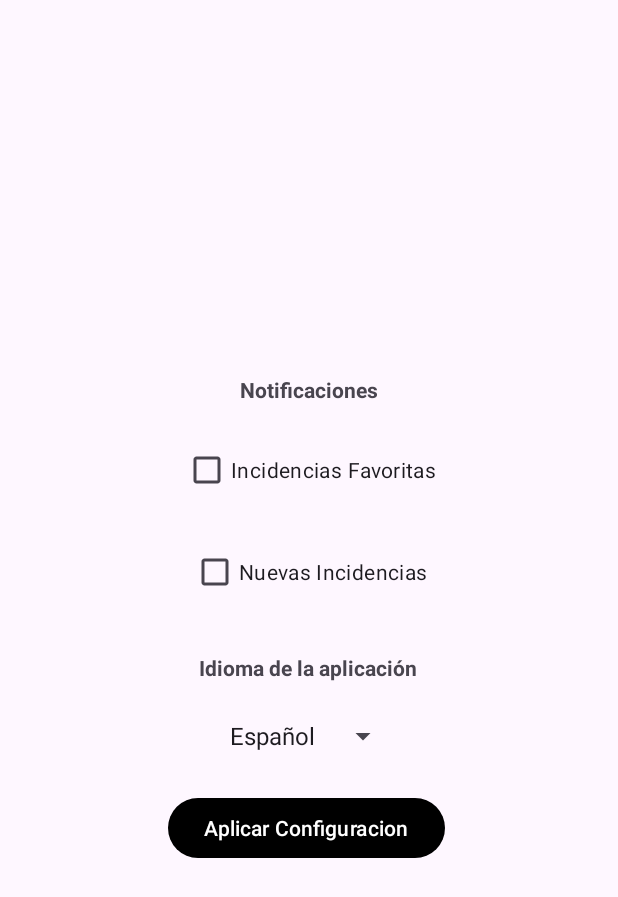
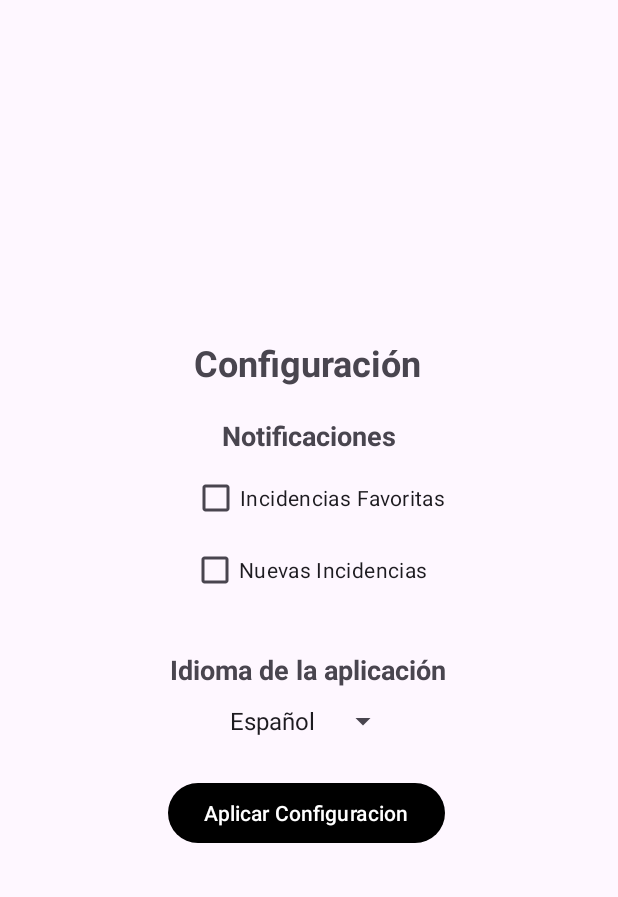
Before and after one commit to MarkosMartinez/TrafikApp-Android, an Android app: the ConfigActivity screen opened directly, with no data from a screen before it, after a tap on "Aplicar Configuracion", on a phone screen of 412 x 824 dp. Shown: the top 897 px of the screen. Run offline under Robolectric (Android 15) with nearby library versions, the phone set to English and light mode, and no system bars.

Commit message:
Avanzando en la configuracion

```diff
--- a/app/src/main/AndroidManifest.xml
+++ b/app/src/main/AndroidManifest.xml
@@ -39,7 +39,7 @@
             android:name=".MainActivity"
             android:exported="true" />
         <activity
-            android:name=".configuracion.ConfigActivity"
+            android:name=".configuration.ConfigActivity"
             android:exported="true" />
     </application>
 
--- a/app/src/main/java/com/reto/trafikapp/CamaraActionsBottomSheet.java
+++ b/app/src/main/java/com/reto/trafikapp/CamaraActionsBottomSheet.java
@@ -1,5 +1,6 @@
 package com.reto.trafikapp;
 
+import android.annotation.SuppressLint;
 import android.content.Context;
 import android.graphics.Bitmap;
 import android.graphics.BitmapFactory;
@@ -15,7 +16,7 @@ import com.google.android.gms.maps.model.BitmapDescriptorFactory;
 import com.google.android.gms.maps.model.Marker;
 import com.google.android.material.bottomsheet.BottomSheetDialog;
 import com.reto.trafikapp.BBDD.CamarasFavoritosBBDD;
-import com.reto.trafikapp.configuracion.AppConfig;
+import com.reto.trafikapp.configuration.AppConfig;
 import com.reto.trafikapp.model.Camara;
 
 import java.util.Objects;
@@ -41,6 +42,7 @@ public class CamaraActionsBottomSheet {
         this.marker = marker;
     }
 
+    @SuppressLint("SuspiciousIndentation")
     public void ver(Camara camara) {
         BottomSheetDialog bottomSheetDialog = new BottomSheetDialog(context);
         View bottomSheetView = LayoutInflater.from(context).inflate(R.layout.camara_actions_bottom_sheet, null);
--- a/app/src/main/java/com/reto/trafikapp/LlamadasAPI.java
+++ b/app/src/main/java/com/reto/trafikapp/LlamadasAPI.java
@@ -2,7 +2,7 @@ package com.reto.trafikapp;
 
 import android.util.Log;
 
-import com.reto.trafikapp.configuracion.AppConfig;
+import com.reto.trafikapp.configuration.AppConfig;
 import com.reto.trafikapp.model.Camara;
 import com.reto.trafikapp.model.Incidencia;
 
--- a/app/src/main/java/com/reto/trafikapp/LoginActivity.java
+++ b/app/src/main/java/com/reto/trafikapp/LoginActivity.java
@@ -14,7 +14,7 @@ import androidx.core.graphics.Insets;
 import androidx.core.view.ViewCompat;
 import androidx.core.view.WindowInsetsCompat;
 
-import com.reto.trafikapp.configuracion.AppConfig;
+import com.reto.trafikapp.configuration.AppConfig;
 
 public class LoginActivity extends AppCompatActivity {
 
--- a/app/src/main/java/com/reto/trafikapp/configuracion/ConfigActivity.java
+++ /dev/null
@@ -1,113 +0,0 @@
-package com.reto.trafikapp.configuracion;
-
-import android.content.SharedPreferences;
-import android.content.res.Configuration;
-import android.content.res.Resources;
-import android.os.Bundle;
-import android.widget.ArrayAdapter;
-import android.widget.Button;
-import android.widget.CheckBox;
-import android.widget.Spinner;
-import android.widget.Toast;
-
-import androidx.appcompat.app.AppCompatActivity;
-
-import com.reto.trafikapp.R;
-
-import java.util.Locale;
-
-public class ConfigActivity extends AppCompatActivity {
-    private CheckBox checkBoxIncidenciasFavoritas;
-    private CheckBox checkBoxIncidenciasNuevas;
-    private Spinner spinnerIdioma;
-    private Button buttonAplicarConfig;
-
-    @Override
-    protected void onCreate(Bundle savedInstanceState) {
-        super.onCreate(savedInstanceState);
-        SharedPreferences sharedPreferences = getSharedPreferences("config", MODE_PRIVATE);
-        String language = sharedPreferences.getString("idioma", "Español");
-        setIdioma(language);
-
-        setContentView(R.layout.activity_config);
-
-        checkBoxIncidenciasFavoritas = findViewById(R.id.checkBoxIncidenciasFavoritas);
-        checkBoxIncidenciasNuevas = findViewById(R.id.checkBoxIncidenciasNuevas);
-        spinnerIdioma = findViewById(R.id.spinnerIdioma);
-        buttonAplicarConfig = findViewById(R.id.buttonAplicarConfig);
-
-        checkBoxIncidenciasFavoritas.setChecked(sharedPreferences.getBoolean("incidenciasFavoritas", false));
-        checkBoxIncidenciasNuevas.setChecked(sharedPreferences.getBoolean("incidenciasNuevas", false));
-
-        ArrayAdapter<CharSequence> adapter = ArrayAdapter.createFromResource(this,
-                R.array.idiomas_array, android.R.layout.simple_spinner_item);
-        adapter.setDropDownViewResource(android.R.layout.simple_spinner_dropdown_item);
-        spinnerIdioma.setAdapter(adapter);
-
-        String savedLanguage = sharedPreferences.getString("idioma", "Español");
-        int position = 0;
-        for (int i = 0; i < adapter.getCount(); i++) {
-            if (adapter.getItem(i).toString().equals(savedLanguage)) {
-                position = i;
-                break;
-            }
-        }
-        spinnerIdioma.setSelection(position);
-
-        buttonAplicarConfig.setOnClickListener(v -> {
-            guardarCambios();
-            String selectedLanguage = spinnerIdioma.getSelectedItem().toString();
-            setIdioma(selectedLanguage);
-            Toast.makeText(this, R.string.activity_configuracion_toast_actualizado, Toast.LENGTH_SHORT).show();
-            recreate();
-        });
-
-    }
-
-    private void guardarCambios() {
-        SharedPreferences sharedPreferences = getSharedPreferences("config", MODE_PRIVATE);
-        SharedPreferences.Editor editor = sharedPreferences.edit();
-        editor.putBoolean("incidenciasFavoritas", checkBoxIncidenciasFavoritas.isChecked());
-        editor.putBoolean("incidenciasNuevas", checkBoxIncidenciasNuevas.isChecked());
-        editor.putString("idioma", spinnerIdioma.getSelectedItem().toString());
-        editor.apply();
-    }
-
-    private void setIdioma(String language) {
-        Locale locale;
-        switch (language) {
-            case "English":
-            case "Inglés":
-            case "Ingelesa":
-                locale = new Locale("en");
-                break;
-            case "Basque":
-            case "Vasco":
-            case "Euskera":
-                locale = new Locale("eu");
-                break;
-            case "Spanish":
-            case "Español":
-            case "Gaztelania":
-                locale = new Locale("es");
-                break;
-            default:
-                locale = new Locale("es");
-                break;
-        }
-        AppConfig.vibrar(this, 100);
-
-        Locale.setDefault(locale);
-        Resources resources = getResources();
-        Configuration config = resources.getConfiguration();
-        config.setLocale(locale);
-        resources.updateConfiguration(config, resources.getDisplayMetrics());
-    }
-
-    @Override
-    public void onBackPressed() {
-        setResult(RESULT_OK);
-        getOnBackPressedDispatcher().onBackPressed();
-    }
-
-}
--- a/app/src/main/java/com/reto/trafikapp/configuracion/AppConfig.java
+++ b/app/src/main/java/com/reto/trafikapp/configuration/AppConfig.java
@@ -1,4 +1,4 @@
-package com.reto.trafikapp.configuracion;
+package com.reto.trafikapp.configuration;
 
 import android.content.Context;
 import android.os.Vibrator;
--- /dev/null
+++ b/app/src/main/java/com/reto/trafikapp/configuration/ConfigActivity.java
@@ -0,0 +1,132 @@
+package com.reto.trafikapp.configuration;
+import android.content.SharedPreferences;
+import android.content.pm.PackageManager;
+import android.content.res.Configuration;
+import android.content.res.Resources;
+import android.os.Build;
+import android.os.Bundle;
+import android.util.Log;
+import android.widget.ArrayAdapter;
+import android.widget.Button;
+import android.widget.CheckBox;
+import android.widget.Spinner;
+import android.widget.Toast;
+
+import androidx.appcompat.app.AppCompatActivity;
+import androidx.core.app.ActivityCompat;
+import androidx.core.content.ContextCompat;
+import android.Manifest;
+
+import com.reto.trafikapp.R;
+
+import java.util.Locale;
+
+public class ConfigActivity extends AppCompatActivity {
+    private CheckBox checkBoxIncidenciasFavoritas;
+    private CheckBox checkBoxIncidenciasNuevas;
+    private Spinner spinnerIdioma;
+    private Button buttonAplicarConfig;
+
+    @Override
+    protected void onCreate(Bundle savedInstanceState) {
+        super.onCreate(savedInstanceState);
+        SharedPreferences sharedPreferences = getSharedPreferences("config", MODE_PRIVATE);
+        String language = sharedPreferences.getString("idioma", "Español");
+        setIdioma(language);
+
+        setContentView(R.layout.activity_config);
+
+        checkBoxIncidenciasFavoritas = findViewById(R.id.checkBoxIncidenciasFavoritas);
+        checkBoxIncidenciasNuevas = findViewById(R.id.checkBoxIncidenciasNuevas);
+        spinnerIdioma = findViewById(R.id.spinnerIdioma);
+        buttonAplicarConfig = findViewById(R.id.buttonAplicarConfig);
+
+        checkBoxIncidenciasFavoritas.setChecked(sharedPreferences.getBoolean("incidenciasFavoritas", false));
+        checkBoxIncidenciasNuevas.setChecked(sharedPreferences.getBoolean("incidenciasNuevas", false));
+
+        ArrayAdapter<CharSequence> adapter = ArrayAdapter.createFromResource(this,
+                R.array.idiomas_array, android.R.layout.simple_spinner_item);
+        adapter.setDropDownViewResource(android.R.layout.simple_spinner_dropdown_item);
+        spinnerIdioma.setAdapter(adapter);
+
+        String idiomaGuardado = sharedPreferences.getString("idioma", "Español");
+        String idiomaNormalizado = idiomaGuardado.toLowerCase(Locale.ROOT);
+        int position = 0;
+        for (int i = 0; i < adapter.getCount(); i++) {
+            String idiomaAdaptador = adapter.getItem(i).toString().toLowerCase(Locale.ROOT);
+            if (idiomaAdaptador.equals(idiomaNormalizado) || idiomaAdaptador.contains(idiomaNormalizado)) {
+                position = i;
+                break;
+            }
+        }
+        spinnerIdioma.setSelection(position);
+
+        checkBoxIncidenciasFavoritas.setOnCheckedChangeListener((buttonView, isChecked) -> {
+            if (isChecked) {
+                if (Build.VERSION.SDK_INT >= Build.VERSION_CODES.TIRAMISU) {
+                    if (ContextCompat.checkSelfPermission(this, Manifest.permission.POST_NOTIFICATIONS) != PackageManager.PERMISSION_GRANTED) {
+                        ActivityCompat.requestPermissions(this, new String[]{Manifest.permission.POST_NOTIFICATIONS}, 1);
+                    }
+                }
+            }
+        });
+
+        checkBoxIncidenciasNuevas.setOnCheckedChangeListener((buttonView, isChecked) -> {
+            if (isChecked) {
+                if (Build.VERSION.SDK_INT >= Build.VERSION_CODES.TIRAMISU) {
+                    if (ContextCompat.checkSelfPermission(this, Manifest.permission.POST_NOTIFICATIONS) != PackageManager.PERMISSION_GRANTED) {
+                        ActivityCompat.requestPermissions(this, new String[]{Manifest.permission.POST_NOTIFICATIONS}, 1);
+                    }
+                }
+            }
+        });
+
+        buttonAplicarConfig.setOnClickListener(v -> {
+            SharedPreferences.Editor editor = sharedPreferences.edit();
+
+            editor.putBoolean("incidenciasFavoritas", checkBoxIncidenciasFavoritas.isChecked());
+            editor.putBoolean("incidenciasNuevas", checkBoxIncidenciasNuevas.isChecked());
+            editor.putString("idioma", spinnerIdioma.getSelectedItemPosition() == 0 ? "es" : spinnerIdioma.getSelectedItemPosition() == 1 ? "en" : "eu");
+            editor.apply();
+
+            String idiomaSeleccionado = spinnerIdioma.getSelectedItem().toString();
+            setIdioma(idiomaSeleccionado);
+            Toast.makeText(this, R.string.activity_configuracion_toast_actualizado, Toast.LENGTH_SHORT).show();
+            recreate();
+        });
+
+    }
+
+    @Override
+    public void onRequestPermissionsResult(int requestCode, String[] permissions, int[] grantResults) {
+        super.onRequestPermissionsResult(requestCode, permissions, grantResults);
+        if (requestCode == 1) {
+            if (grantResults.length > 0 && grantResults[0] == PackageManager.PERMISSION_GRANTED) {
+                Toast.makeText(this, R.string.activity_configuracion_toast_permisoNotificaciones , Toast.LENGTH_SHORT).show();
+            } else {
+                Toast.makeText(this, R.string.activity_configuracion_toast_sinPermisoNotificaciones, Toast.LENGTH_SHORT).show();
+                checkBoxIncidenciasFavoritas.setChecked(false);
+                checkBoxIncidenciasNuevas.setChecked(false);
+            }
+        }
+    }
+
+    private void setIdioma(String language) {
+        Locale locale;
+        locale = new Locale(language);
+        AppConfig.vibrar(this, 100);
+
+        Locale.setDefault(locale);
+        Resources resources = getResources();
+        Configuration config = resources.getConfiguration();
+        config.setLocale(locale);
+        resources.updateConfiguration(config, resources.getDisplayMetrics());
+    }
+
+    @Override
+    public void onBackPressed() {
+        setResult(RESULT_OK);
+        super.onBackPressed();
+    }
+
+}
--- a/app/src/main/res/layout/activity_config.xml
+++ b/app/src/main/res/layout/activity_config.xml
@@ -9,9 +9,8 @@
         android:id="@+id/checkBoxIncidenciasFavoritas"
         android:layout_width="wrap_content"
         android:layout_height="wrap_content"
-        android:layout_marginStart="121dp"
-        android:layout_marginTop="20dp"
-        android:layout_marginEnd="121dp"
+        android:layout_marginStart="12dp"
+        android:layout_marginTop="5dp"
         android:text="@string/activity_configuracion_checkBox_IncidenciasFavoritas"
         app:layout_constraintEnd_toEndOf="parent"
         app:layout_constraintStart_toStartOf="parent"
@@ -21,9 +20,6 @@
         android:id="@+id/checkBoxIncidenciasNuevas"
         android:layout_width="wrap_content"
         android:layout_height="wrap_content"
-        android:layout_marginStart="127dp"
-        android:layout_marginTop="20dp"
-        android:layout_marginEnd="127dp"
         android:text="@string/activity_configuracion_checkBox_IncidenciasNuevas"
         app:layout_constraintEnd_toEndOf="parent"
         app:layout_constraintStart_toStartOf="parent"
@@ -34,13 +30,14 @@
         android:layout_width="wrap_content"
         android:layout_height="wrap_content"
         android:layout_marginStart="159dp"
-        android:layout_marginTop="250dp"
+        android:layout_marginTop="20dp"
         android:layout_marginEnd="160dp"
         android:text="@string/activity_configuracion_textView_tituloNotificaciones"
+        android:textSize="18sp"
         android:textStyle="bold"
         app:layout_constraintEnd_toEndOf="parent"
         app:layout_constraintStart_toStartOf="parent"
-        app:layout_constraintTop_toTopOf="parent" />
+        app:layout_constraintTop_toBottomOf="@+id/textViewTituloConfiguracion" />
 
     <Button
         android:id="@+id/buttonAplicarConfig"
@@ -63,6 +60,7 @@
         android:layout_marginTop="30dp"
         android:layout_marginEnd="133dp"
         android:text="@string/activity_configuracion_textView_tituloIdioma"
+        android:textSize="18sp"
         android:textStyle="bold"
         app:layout_constraintEnd_toEndOf="parent"
         app:layout_constraintStart_toStartOf="parent"
@@ -73,10 +71,24 @@
         android:layout_width="wrap_content"
         android:layout_height="wrap_content"
         android:layout_marginStart="146dp"
-        android:layout_marginTop="24dp"
+        android:layout_marginTop="10dp"
         android:layout_marginEnd="147dp"
         app:layout_constraintEnd_toEndOf="parent"
         app:layout_constraintStart_toStartOf="parent"
         app:layout_constraintTop_toBottomOf="@+id/textViewTituloIdioma" />
 
+    <TextView
+        android:id="@+id/textViewTituloConfiguracion"
+        android:layout_width="wrap_content"
+        android:layout_height="wrap_content"
+        android:layout_marginStart="176dp"
+        android:layout_marginTop="225dp"
+        android:layout_marginEnd="177dp"
+        android:text="@string/activity_configuracion_textView_titulo"
+        android:textSize="24sp"
+        android:textStyle="bold"
+        app:layout_constraintEnd_toEndOf="parent"
+        app:layout_constraintStart_toStartOf="parent"
+        app:layout_constraintTop_toTopOf="parent" />
+
 </androidx.constraintlayout.widget.ConstraintLayout>
--- a/app/src/main/res/values/strings.xml
+++ b/app/src/main/res/values/strings.xml
@@ -27,12 +27,15 @@
     <string name="popup_filtro_camaras">Cámaras</string>
     <string name="popup_filtro_incidencias">Incidencias</string>
     <string name="popup_filtro_favoritos">Favoritos</string>
+    <string name="activity_configuracion_textView_titulo">Configuración</string>
     <string name="activity_configuracion_textView_tituloNotificaciones">Notificaciones</string>
     <string name="activity_configuracion_checkBox_IncidenciasFavoritas">Incidencias Favoritas</string>
     <string name="activity_configuracion_checkBox_IncidenciasNuevas">Nuevas Incidencias</string>
     <string name="activity_configuracion_textView_tituloIdioma">Idioma de la aplicación</string>
     <string name="activity_configuracion_toast_actualizado">¡Configuracion actualizada correctamente!</string>
     <string name="activity_configuracion_button_aplicarConfig">Aplicar Configuracion</string>
+    <string name="activity_configuracion_toast_sinPermisoNotificaciones">¡No se han concedido permisos para recibir notificaciones!</string>
+    <string name="activity_configuracion_toast_permisoNotificaciones">Se han concedido permisos para recibir notificaciones</string>
 
     <string name="notificaciones_nuevasIncidencias">¡Nuevas incidencias encontradas!</string>
     <string name="notificaciones_pulsaMasInfo">Pulsa para ver mas detalles</string>
```
Also changed, not shown: app/src/main/java/com/reto/trafikapp/BBDD/IncidenciasBBDD.java (+8 -1 lines), app/src/main/java/com/reto/trafikapp/MainActivity.java (+5 -29 lines), app/src/main/java/com/reto/trafikapp/worker/IncidenciasWorker.java (+18 -15 lines), 2 other files.
